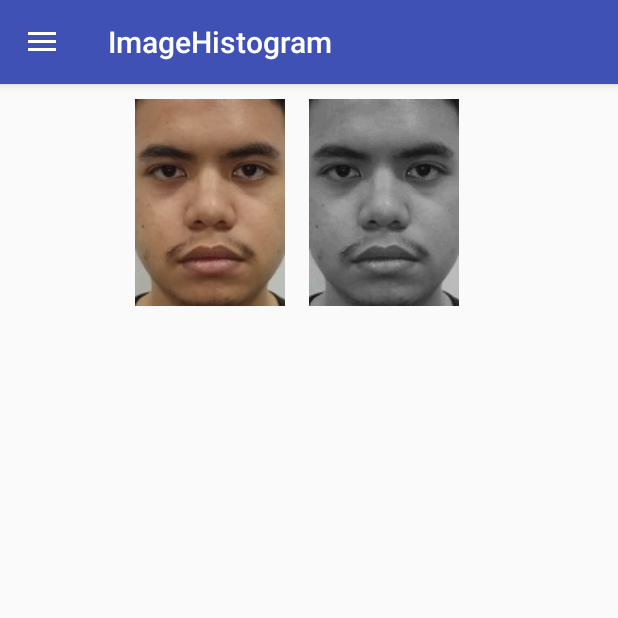
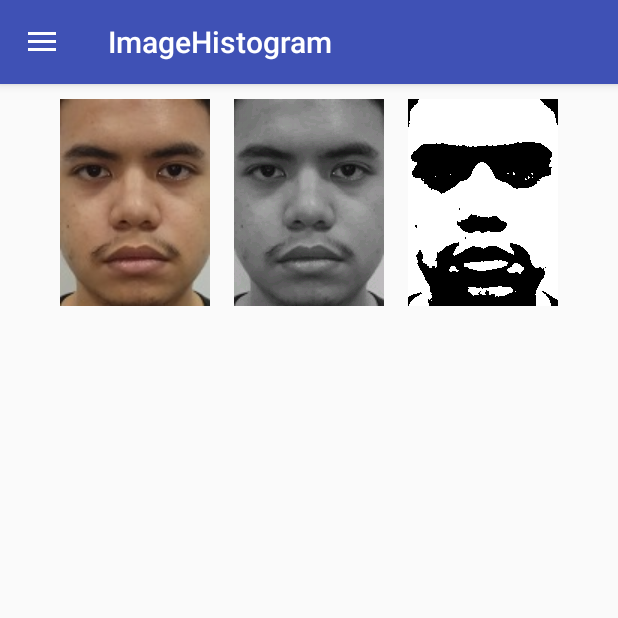
Before and after one commit to martinock/ImageHistogram, an Android app: the screen it shows after launch (MainActivity), in the side drawer, after a tap on "Foto 2", on a phone screen of 412 x 824 dp, the top half of it. Run offline under Robolectric (Android 15) with nearby library versions, the phone set to English and light mode, and no system bars.

```diff
--- a/app/src/main/java/com/martinock/imagehistogram/MainActivity.java
+++ b/app/src/main/java/com/martinock/imagehistogram/MainActivity.java
@@ -31,7 +31,7 @@ public class MainActivity extends AppCompatActivity
     private static int WHITE_COLOR = Color.rgb(255, 255, 255);
     private static int RED_COLOR = Color.rgb(255, 0, 0);
 
-    private int bwThreshold = 0;
+    private int bwThreshold;
     private int componentCount = 0;
     private int objectCount = 0;
     private ArrayList<ChainCode> objectCodes = new ArrayList<>();
@@ -47,6 +47,8 @@ public class MainActivity extends AppCompatActivity
     private BitmapDrawable originalImageBitmap;
     private Bitmap grayscaleBitmap;
     private Bitmap blackAndWhiteBitmap;
+
+    private ProgressBar progressBarBw;
 
     private ProgressBar progressBar;
     private TextView tvTitle;
@@ -70,6 +72,7 @@ public class MainActivity extends AppCompatActivity
         imageViewGray = (ImageView) findViewById(R.id.iv_photo_gray);
         imageViewBW = (ImageView) findViewById(R.id.iv_photo_bw);
         progressBar = (ProgressBar) findViewById(R.id.progress_bar);
+        progressBarBw = (ProgressBar) findViewById(R.id.progress_bar_bw);
         tvTitle = (TextView) findViewById(R.id.first_title);
         tvObjectCount0 = (TextView) findViewById(R.id.tv_object_count);
         llObjectCount0 = (LinearLayout) findViewById(R.id.ll_object_count);
@@ -182,6 +185,214 @@ public class MainActivity extends AppCompatActivity
         });
     }
 
+    @Override
+    public void onBackPressed() {
+        DrawerLayout drawer = (DrawerLayout) findViewById(R.id.drawer_layout);
+        if (drawer.isDrawerOpen(GravityCompat.START)) {
+            drawer.closeDrawer(GravityCompat.START);
+        } else {
+            super.onBackPressed();
+        }
+    }
+
+    @SuppressWarnings("StatementWithEmptyBody")
+    @Override
+    public boolean onNavigationItemSelected(MenuItem item) {
+        int id = item.getItemId();
+
+        if (id == R.id.photo_1) {
+            changeImage(R.drawable.photo_1);
+        } else if (id == R.id.photo_2) {
+            changeImage(R.drawable.photo_2);
+        } else if (id == R.id.photo_3) {
+            changeImage(R.drawable.photo_3);
+        } else if (id == R.id.photo_4) {
+            changeImage(R.drawable.photo_4);
+        } else if (id == R.id.photo_5) {
+            changeImage(R.drawable.photo_5);
+        } else if (id == R.id.photo_6) {
+            changeImage(R.drawable.photo_6);
+        } else if (id == R.id.photo_7) {
+            changeImage(R.drawable.photo_7);
+        } else if (id == R.id.photo_8) {
+            changeImage(R.drawable.photo_8);
+        } else if (id == R.id.photo_9) {
+            changeImage(R.drawable.photo_9);
+        } else if (id == R.id.photo_10) {
+            changeImage(R.drawable.photo_10);
+        } else if (id == R.id.photo_11) {
+            changeImage(R.drawable.photo_11);
+        } else if (id == R.id.photo_12) {
+            changeImage(R.drawable.photo_12);
+        }
+        tvTitle.setVisibility(View.GONE);
+        objectCount = 0;
+        showAllView();
+
+        DrawerLayout drawer = (DrawerLayout) findViewById(R.id.drawer_layout);
+        drawer.closeDrawer(GravityCompat.START);
+        return true;
+    }
+
+    private void hideLoading() {
+        progressBar.setVisibility(View.GONE);
+        showAllView();
+    }
+
+    private void showLoading() {
+        hideAllView();
+        progressBar.setVisibility(View.VISIBLE);
+    }
+
+    private void hideAllView() {
+        imageView.setVisibility(View.GONE);
+        imageViewGray.setVisibility(View.GONE);
+        imageViewBW.setVisibility(View.GONE);
+        tvTitle.setVisibility(View.GONE);
+        llObjectCount0.setVisibility(View.GONE);
+        countButton.setVisibility(View.GONE);
+    }
+
+    private void showAllView() {
+        imageView.setVisibility(View.VISIBLE);
+        imageViewGray.setVisibility(View.VISIBLE);
+        imageViewBW.setVisibility(View.VISIBLE);
+    }
+
+    private void changeImage(int newImageId) {
+        Drawable newImage = ResourcesCompat.getDrawable(
+                getResources(), newImageId, null);
+        imageView.setImageDrawable(newImage);
+        originalImageBitmap = (BitmapDrawable) imageView.getDrawable();
+        initGrayImage();
+        progressBarBw.setVisibility(View.VISIBLE);
+        otsuThresholding();
+        imageViewBW.setVisibility(View.VISIBLE);
+        progressBarBw.setVisibility(View.GONE);
+        ivResult.setImageDrawable(null);
+        ivResult.setImageBitmap(null);
+        ivResult.setImageResource(0);
+        objectCodes.clear();
+    }
+
+    /**
+     * Search threshold value using otsu thresholding method.
+     */
+    private void otsuThresholding() {
+        int width = originalImageBitmap.getBitmap().getWidth();
+        int height = originalImageBitmap.getBitmap().getHeight();
+        int pixelCount = width * height;
+
+        //Calculate sum of pixel value
+        float sum = 0;
+        for (int i = 0; i < 256; i++) {
+            sum = sum + (float)(i * grayHistogram[i]);
+        }
+
+        float sumBackground = 0;
+        int weightBackground = 0;
+        int weightForeground;
+
+        float maxVariance = 0;
+        bwThreshold = 0;
+
+        for (int i = 0; i < 256; i++) {
+            //Make sure the first sum of element is not zero
+            weightBackground = weightBackground + grayHistogram[i];
+            if (weightBackground == 0) {
+                continue;
+            }
+
+            //Make sure that the next element is not zero
+            weightForeground = pixelCount - weightBackground;
+            if (weightForeground == 0) {
+                break;
+            }
+
+            sumBackground = sumBackground + (float) (i * grayHistogram[i]);
+
+            float meanBackground = sumBackground / weightBackground;
+            float meanForeground = (sum - sumBackground) / weightForeground;
+
+            //Calculate Between Class Variance
+            float betweenVariance = (float)weightBackground
+                    * (float)weightForeground
+                    * (meanBackground - meanForeground)
+                    * (meanBackground - meanForeground);
+
+            //The max value is the threshold we search
+            if (betweenVariance > maxVariance) {
+                maxVariance = betweenVariance;
+                bwThreshold = i;
+            }
+        }
+        convertToBW();
+    }
+
+    private void convertToBW() {
+        int height = originalImageBitmap.getBitmap().getHeight();
+        int width = originalImageBitmap.getBitmap().getWidth();
+        blackAndWhiteBitmap = Bitmap.createBitmap(
+                width, height, Bitmap.Config.RGB_565);
+        for (int i = 0; i < height; ++i) {
+            for (int j = 0; j < width; ++j) {
+                int pixel = originalImageBitmap.getBitmap().getPixel(j, i);
+                int red = Color.red(pixel);
+                int green = Color.green(pixel);
+                int blue = Color.blue(pixel);
+                int gray = ((red + green + blue) / 3) % 256;
+                if (gray < bwThreshold) {
+                    blackAndWhiteBitmap.setPixel(j, i, BLACK_COLOR);
+                } else {
+                    blackAndWhiteBitmap.setPixel(j, i, WHITE_COLOR);
+                }
+            }
+        }
+
+        runOnUiThread(new Runnable() {
+            @Override
+            public void run() {
+                imageViewBW.setImageBitmap(blackAndWhiteBitmap);
+            }
+        });
+    }
+
+    /**
+     * Draw a grayscale image into a bitmap and set it to ImageView.
+     */
+    private void initGrayImage() {
+        int height = originalImageBitmap.getBitmap().getHeight();
+        int width = originalImageBitmap.getBitmap().getWidth();
+        grayscaleBitmap = Bitmap.createBitmap(width, height,
+                Bitmap.Config.RGB_565);
+
+        for (int i = 0; i < grayHistogram.length; i++) {
+            grayHistogram[i] = 0;
+        }
+
+        for (int i = 0; i < height; i++) {
+            for (int j = 0; j < width; j++) {
+                int pixel = originalImageBitmap.getBitmap().getPixel(j, i);
+                int red = Color.red(pixel);
+                int green = Color.green(pixel);
+                int blue = Color.blue(pixel);
+                int gray = ((red + green + blue) / 3);
+                grayHistogram[gray]++;
+                int grayColor = Color.rgb(gray, gray, gray);
+                grayscaleBitmap.setPixel(j, i, grayColor);
+            }
+        }
+        imageViewGray.setImageBitmap(grayscaleBitmap);
+    }
+
+    /**
+     * Algorithm to get chaincode from an object.
+     * @param x starting point
+     * @param y starting point
+     * @param object chaincode object to store the direction list
+     * @param width image width
+     * @param height image height
+     */
     private void traceBoundary(int x, int y, ChainCode object,
                                int width, int height) {
         int dir = 7;
@@ -291,6 +502,13 @@ public class MainActivity extends AppCompatActivity
         }
     }
 
+    /**
+     * Flood fill algorithm without recursive.
+     * @param x starting point
+     * @param y starting point
+     * @param prevColor color to change
+     * @param newColor color written
+     */
     private void floodFill(int x, int y, int prevColor, int newColor) {
         componentCount = 0;
         Queue<Integer> queueX = new LinkedList<Integer>();
@@ -344,134 +562,4 @@ public class MainActivity extends AppCompatActivity
             }
         }
     }
-
-    @Override
-    public void onBackPressed() {
-        DrawerLayout drawer = (DrawerLayout) findViewById(R.id.drawer_layout);
-        if (drawer.isDrawerOpen(GravityCompat.START)) {
-            drawer.closeDrawer(GravityCompat.START);
-        } else {
-            super.onBackPressed();
-        }
-    }
-
-    @SuppressWarnings("StatementWithEmptyBody")
-    @Override
-    public boolean onNavigationItemSelected(MenuItem item) {
-        int id = item.getItemId();
-
-        if (id == R.id.photo_1) {
-            changeImage(R.drawable.photo_1);
-        } else if (id == R.id.photo_2) {
-            changeImage(R.drawable.photo_2);
-        } else if (id == R.id.photo_3) {
-            changeImage(R.drawable.photo_3);
-        } else if (id == R.id.photo_4) {
-            changeImage(R.drawable.photo_4);
-        } else if (id == R.id.photo_5) {
-            changeImage(R.drawable.photo_5);
-        } else if (id == R.id.photo_6) {
-            changeImage(R.drawable.photo_6);
-        } else if (id == R.id.photo_7) {
-            changeImage(R.drawable.photo_7);
-        } else if (id == R.id.photo_8) {
-            changeImage(R.drawable.photo_8);
-        } else if (id == R.id.photo_9) {
-            changeImage(R.drawable.photo_9);
-        } else if (id == R.id.photo_10) {
-            changeImage(R.drawable.photo_10);
-        } else if (id == R.id.photo_11) {
-            changeImage(R.drawable.photo_11);
-        } else if (id == R.id.photo_12) {
-            changeImage(R.drawable.photo_12);
-        }
-        tvTitle.setVisibility(View.GONE);
-        objectCount = 0;
-        showAllView();
-
-        DrawerLayout drawer = (DrawerLayout) findViewById(R.id.drawer_layout);
-        drawer.closeDrawer(GravityCompat.START);
-        return true;
-    }
-
-    private void hideLoading() {
-        progressBar.setVisibility(View.GONE);
-        showAllView();
-    }
-
-    private void showLoading() {
-        hideAllView();
-        progressBar.setVisibility(View.VISIBLE);
-    }
-
-    private void hideAllView() {
-        imageView.setVisibility(View.GONE);
-        imageViewGray.setVisibility(View.GONE);
-        imageViewBW.setVisibility(View.GONE);
-        tvTitle.setVisibility(View.GONE);
-        llObjectCount0.setVisibility(View.GONE);
-        countButton.setVisibility(View.GONE);
-    }
-
-    private void showAllView() {
-        imageView.setVisibility(View.VISIBLE);
-        imageViewGray.setVisibility(View.VISIBLE);
-        imageViewBW.setVisibility(View.VISIBLE);
-    }
-
-    private void changeImage(int newImageId) {
-        Drawable newImage = ResourcesCompat.getDrawable(
-                getResources(), newImageId, null);
-        imageView.setImageDrawable(newImage);
-        originalImageBitmap = (BitmapDrawable) imageView.getDrawable();
-        initGrayImage();
-        ivResult.setImageDrawable(null);
-        ivResult.setImageBitmap(null);
-        ivResult.setImageResource(0);
-        objectCodes.clear();
-    }
-
-    private void initGrayImage() {
-        int height = originalImageBitmap.getBitmap().getHeight();
-        int width = originalImageBitmap.getBitmap().getWidth();
-        grayscaleBitmap = Bitmap.createBitmap(width, height,
-                Bitmap.Config.RGB_565);
-        for (int i = 0; i < height; i++) {
-            for (int j = 0; j < width; j++) {
-                int pixel = originalImageBitmap.getBitmap().getPixel(j, i);
-                int red = Color.red(pixel);
-                int green = Color.green(pixel);
-                int blue = Color.blue(pixel);
-                int gray = ((red + green + blue) / 3);
-                grayHistogram[gray]++;
-                int grayColor = Color.rgb(gray, gray, gray);
-                grayscaleBitmap.setPixel(j, i, grayColor);
-            }
-        }
-        imageViewGray.setImageBitmap(grayscaleBitmap);
-    }
-
-    //TODO: implement this with otsu thresholding
-    private void convertToBW() {
-        int height = originalImageBitmap.getBitmap().getHeight();
-        int width = originalImageBitmap.getBitmap().getWidth();
-        blackAndWhiteBitmap = Bitmap.createBitmap(
-                width, height, Bitmap.Config.RGB_565);
-        for (int i = 0; i < height; ++i) {
-            for (int j = 0; j < width; ++j) {
-                int pixel = originalImageBitmap.getBitmap().getPixel(j, i);
-                int red = Color.red(pixel);
-                int green = Color.green(pixel);
-                int blue = Color.blue(pixel);
-                int gray = ((red + green + blue) / 3) % 256;
-                if (gray < bwThreshold) {
-                    blackAndWhiteBitmap.setPixel(j, i, BLACK_COLOR);
-                } else {
-                    blackAndWhiteBitmap.setPixel(j, i, WHITE_COLOR);
-                }
-            }
-        }
-
-        imageViewBW.setImageBitmap(blackAndWhiteBitmap);
-    }
 }
--- a/app/src/main/res/layout/content_main.xml
+++ b/app/src/main/res/layout/content_main.xml
@@ -51,10 +51,17 @@
                     android:layout_marginRight="@dimen/activity_horizontal_margin"
                     android:layout_marginEnd="@dimen/activity_horizontal_margin"/>
 
+                <ProgressBar
+                    android:id="@+id/progress_bar_bw"
+                    android:layout_width="wrap_content"
+                    android:layout_height="wrap_content"
+                    android:visibility="gone"/>
+
                 <ImageView
                     android:id="@+id/iv_photo_bw"
                     android:layout_width="wrap_content"
-                    android:layout_height="wrap_content"/>
+                    android:layout_height="wrap_content"
+                    android:visibility="gone"/>
             </LinearLayout>
         </HorizontalScrollView>
 
```
